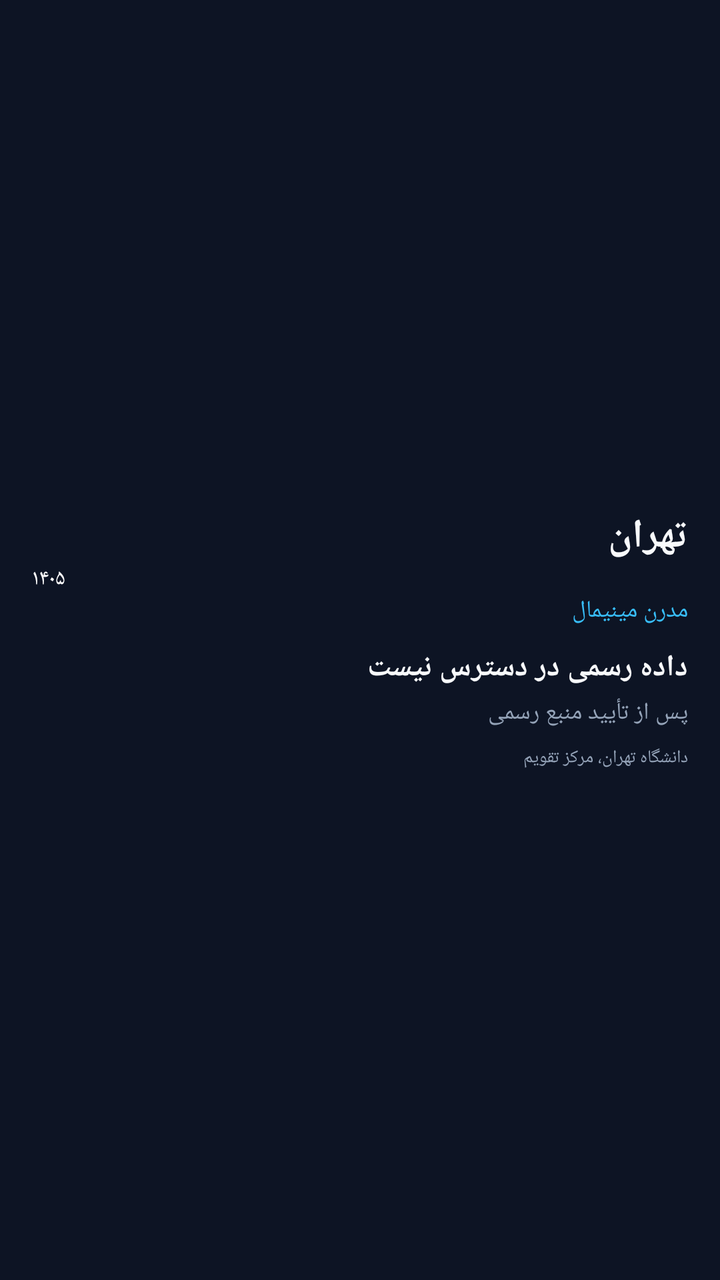
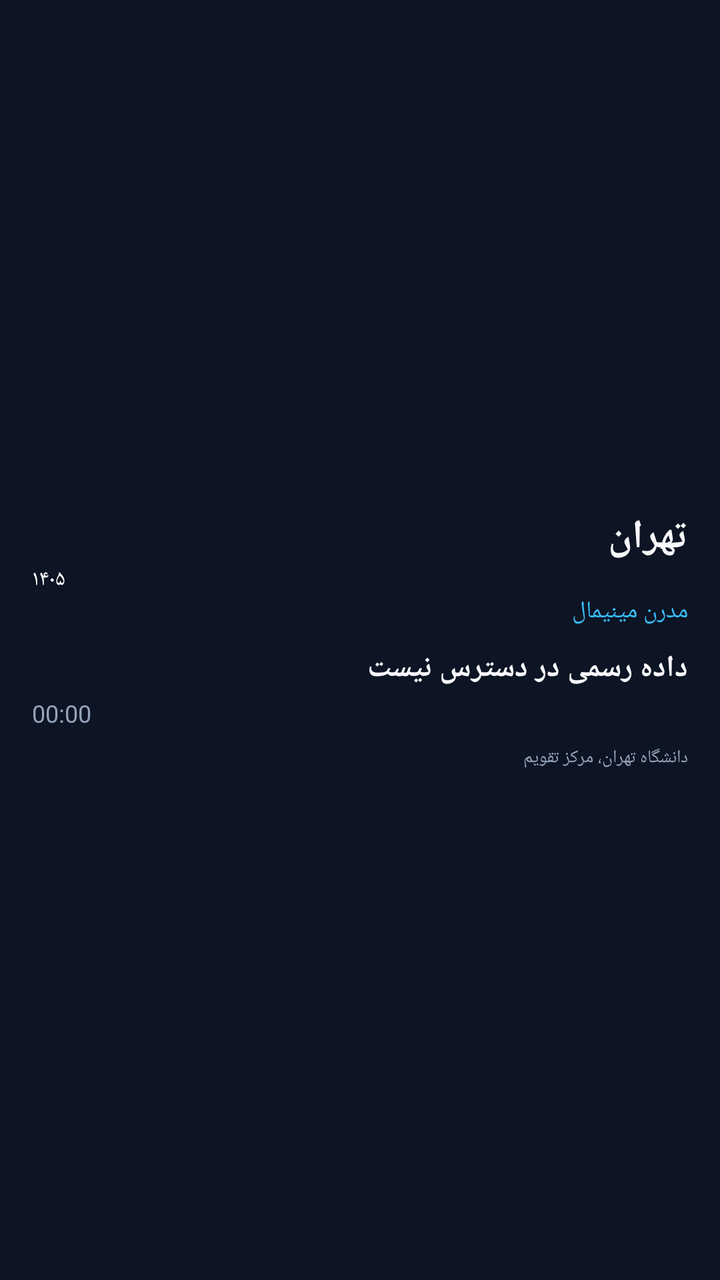

Before-and-after screenshots of an Android layout around one commit, followed by the original layout XML and the change that was made.
<!-- AndroidManifest.xml: application theme android:Theme.DeviceDefault.NoActionBar -->
<!-- res/layout/widget_prayer_minimal.xml -->
<?xml version="1.0" encoding="utf-8"?>
<LinearLayout xmlns:android="http://schemas.android.com/apk/res/android"
 android:id="@+id/prayer_widget_root" android:layout_width="match_parent" android:layout_height="match_parent"
 android:orientation="vertical" android:gravity="center_vertical" android:padding="16dp"
 android:background="#0D1424">
 <TextView android:id="@+id/prayer_city" android:layout_width="match_parent" android:layout_height="wrap_content"
  android:text="تهران" android:textColor="#F8FAFC" android:textSize="20sp" android:textStyle="bold" />
 <TextView android:id="@+id/prayer_date" android:layout_width="match_parent" android:layout_height="wrap_content"
  android:text="۱۴۰۵" android:textColor="#FFFFFF" android:textSize="11sp" />
 <TextView android:layout_width="match_parent" android:layout_height="wrap_content"
  android:text="مدرن مینیمال" android:textColor="#38BDF8" android:textSize="12sp" />
 <TextView android:id="@+id/prayer_status" android:layout_width="match_parent" android:layout_height="wrap_content"
  android:text="داده رسمی در دسترس نیست" android:textColor="#F8FAFC" android:textSize="15sp" android:textStyle="bold"
  android:layout_marginTop="10dp" />
 <TextView android:id="@+id/prayer_next" android:layout_width="match_parent" android:layout_height="wrap_content"
  android:text="پس از تأیید منبع رسمی" android:textColor="#94A3B8" android:textSize="12sp" android:layout_marginTop="4dp" />
 <TextView android:id="@+id/prayer_source" android:layout_width="match_parent" android:layout_height="wrap_content"
  android:text="دانشگاه تهران، مرکز تقویم" android:textColor="#94A3B8" android:textSize="9sp" android:layout_marginTop="8dp" />
</LinearLayout>
<!-- resources referenced by this layout -->
<resources>

</resources>

<!-- the commit's change to res/layout/widget_prayer_minimal.xml (unified diff, before → after) -->
@@ -12,7 +12,7 @@
  <TextView android:id="@+id/prayer_status" android:layout_width="match_parent" android:layout_height="wrap_content"
   android:text="داده رسمی در دسترس نیست" android:textColor="#F8FAFC" android:textSize="15sp" android:textStyle="bold"
   android:layout_marginTop="10dp" />
- <TextView android:id="@+id/prayer_next" android:layout_width="match_parent" android:layout_height="wrap_content"
+ <Chronometer android:id="@+id/prayer_next" android:layout_width="match_parent" android:layout_height="wrap_content"
   android:text="پس از تأیید منبع رسمی" android:textColor="#94A3B8" android:textSize="12sp" android:layout_marginTop="4dp" />
  <TextView android:id="@+id/prayer_source" android:layout_width="match_parent" android:layout_height="wrap_content"
   android:text="دانشگاه تهران، مرکز تقویم" android:textColor="#94A3B8" android:textSize="9sp" android:layout_marginTop="8dp" />
